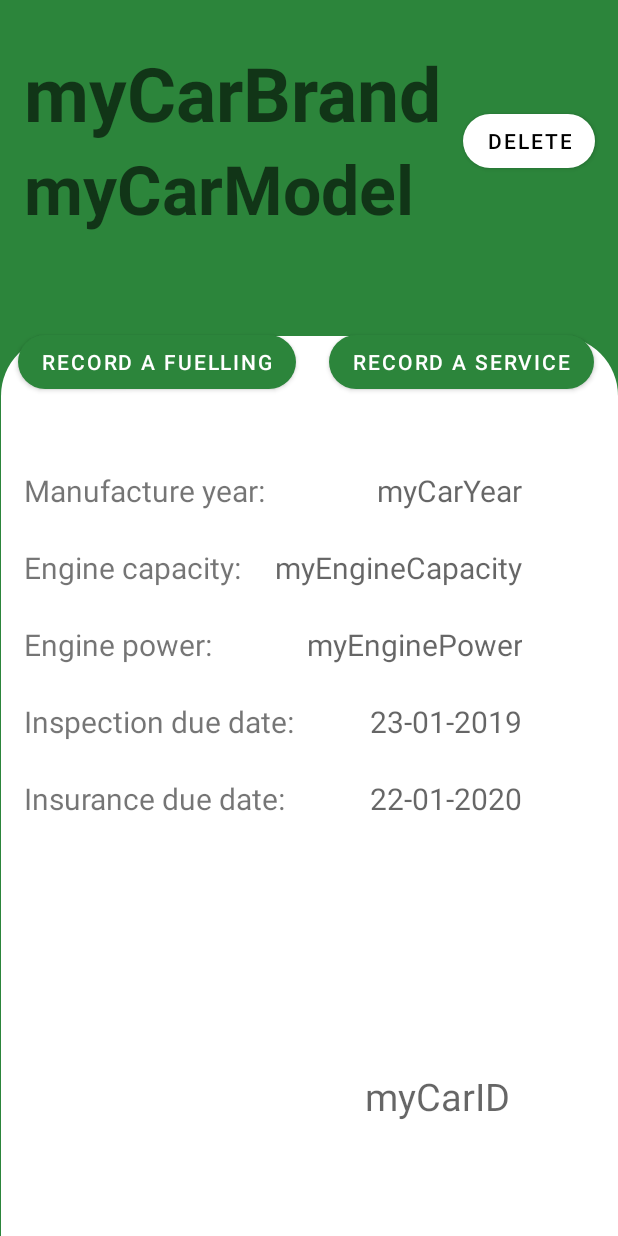
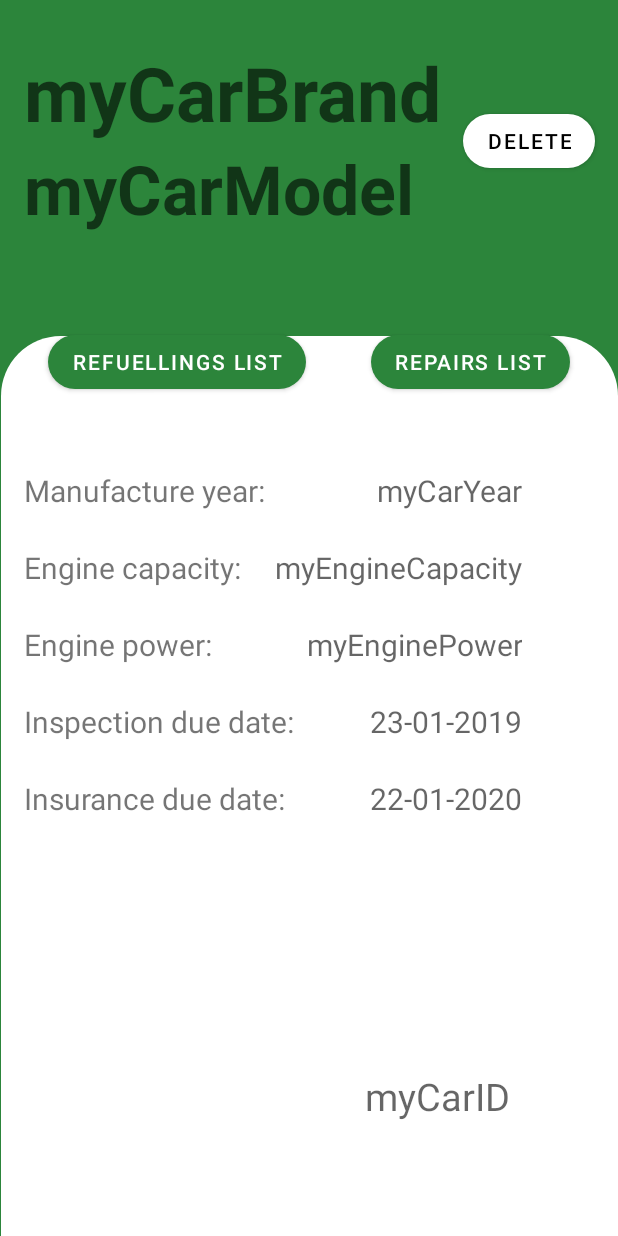
Before and after one commit to Pollongz/FuelApp, an Android app: the ProfileActivity screen opened directly, with no data from a screen before it, on a phone screen of 412 x 824 dp. Run offline under Robolectric (Android 15) with nearby library versions, the light colour scheme and no system bars; Roboto replaces fonts that are not available here.

Commit message:
Test commit

```diff
--- a/app/src/main/res/layout/profile_activity.xml
+++ b/app/src/main/res/layout/profile_activity.xml
@@ -82,9 +82,9 @@
         android:id="@+id/goToServiceList"
         android:layout_width="wrap_content"
         android:layout_height="wrap_content"
-        android:layout_marginEnd="16dp"
+        android:layout_marginEnd="32dp"
         android:layout_marginBottom="48dp"
-        android:text="Record a service"
+        android:text="Repairs list"
         app:backgroundTint="#2C853B"
         app:cornerRadius="25dp"
         app:layout_constraintBottom_toTopOf="@+id/myCarYear"
@@ -94,9 +94,9 @@
         android:id="@+id/goToFuelList"
         android:layout_width="wrap_content"
         android:layout_height="wrap_content"
-        android:layout_marginStart="12dp"
+        android:layout_marginStart="32dp"
         android:layout_marginBottom="48dp"
-        android:text="Record a fuelling"
+        android:text="Refuellings list"
         app:backgroundTint="#2C853B"
         app:cornerRadius="25dp"
         app:layout_constraintBottom_toTopOf="@+id/carYear"
```
